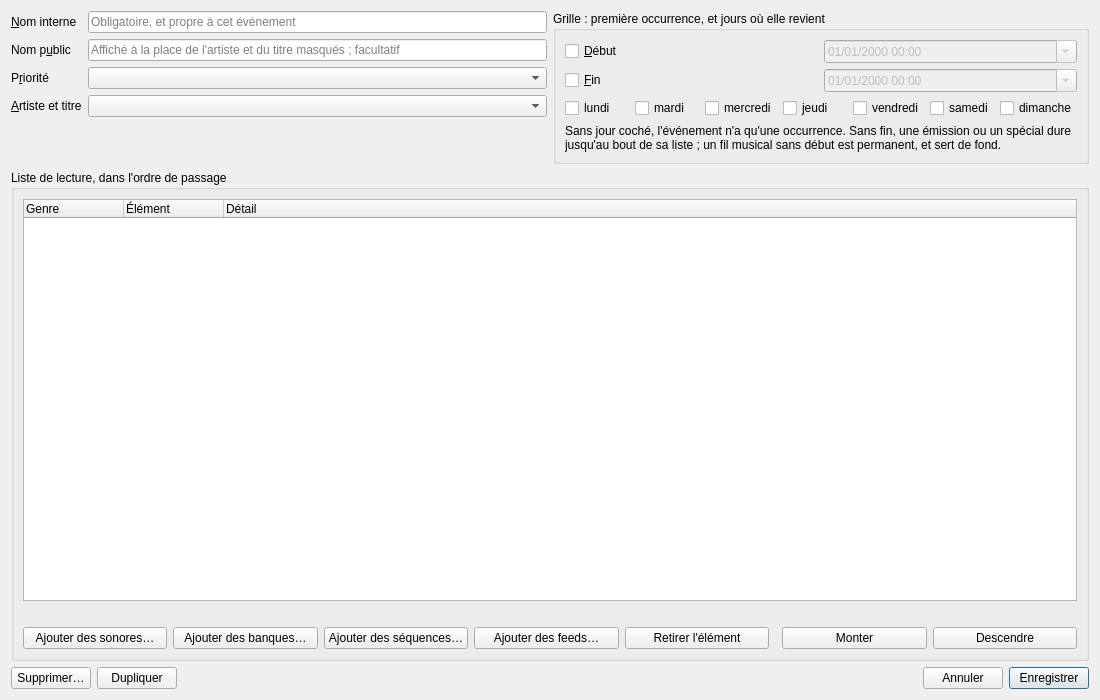
The window that src/machincast/interface/ui/fiche_evenement.ui (dascritch/machincast) describes before a commit, drawn with Qt 5.
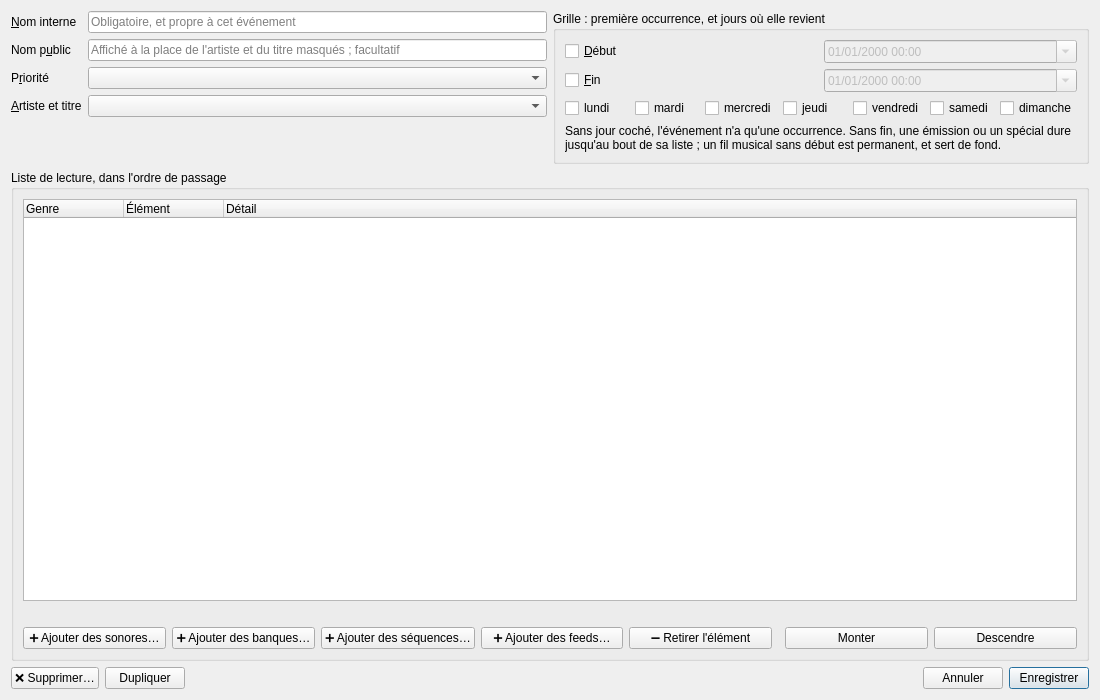
The same window after the commit.

Diff of the .ui file:
```diff
--- a/src/machincast/interface/ui/fiche_evenement.ui
+++ b/src/machincast/interface/ui/fiche_evenement.ui
@@ -248,21 +248,21 @@
           <item>
            <widget class="QPushButton" name="ajouter_sonores">
             <property name="text">
-             <string>Ajouter des sonores…</string>
+             <string>➕ Ajouter des sonores…</string>
             </property>
            </widget>
           </item>
           <item>
            <widget class="QPushButton" name="ajouter_banques">
             <property name="text">
-             <string>Ajouter des banques…</string>
+             <string>➕ Ajouter des banques…</string>
             </property>
            </widget>
           </item>
           <item>
            <widget class="QPushButton" name="ajouter_sequences">
             <property name="text">
-             <string>Ajouter des séquences…</string>
+             <string>➕ Ajouter des séquences…</string>
             </property>
            </widget>
           </item>
@@ -272,14 +272,14 @@
              <string>Ajoute le stream qui suit chaque feed choisi, ou en crée un à l'enregistrement</string>
             </property>
             <property name="text">
-             <string>Ajouter des feeds…</string>
+             <string>➕ Ajouter des feeds…</string>
             </property>
            </widget>
           </item>
           <item>
            <widget class="QPushButton" name="retirer_element">
             <property name="text">
-             <string>Retirer l'élément</string>
+             <string>➖ Retirer l'élément</string>
             </property>
            </widget>
           </item>
@@ -316,7 +316,7 @@
      <item>
       <widget class="QPushButton" name="supprimer">
        <property name="text">
-        <string>Supprimer…</string>
+        <string>❌ Supprimer…</string>
        </property>
        <property name="toolTip">
         <string>Supprime l'élément de la base, après confirmation ; aucun fichier n'est touché.</string>
```
